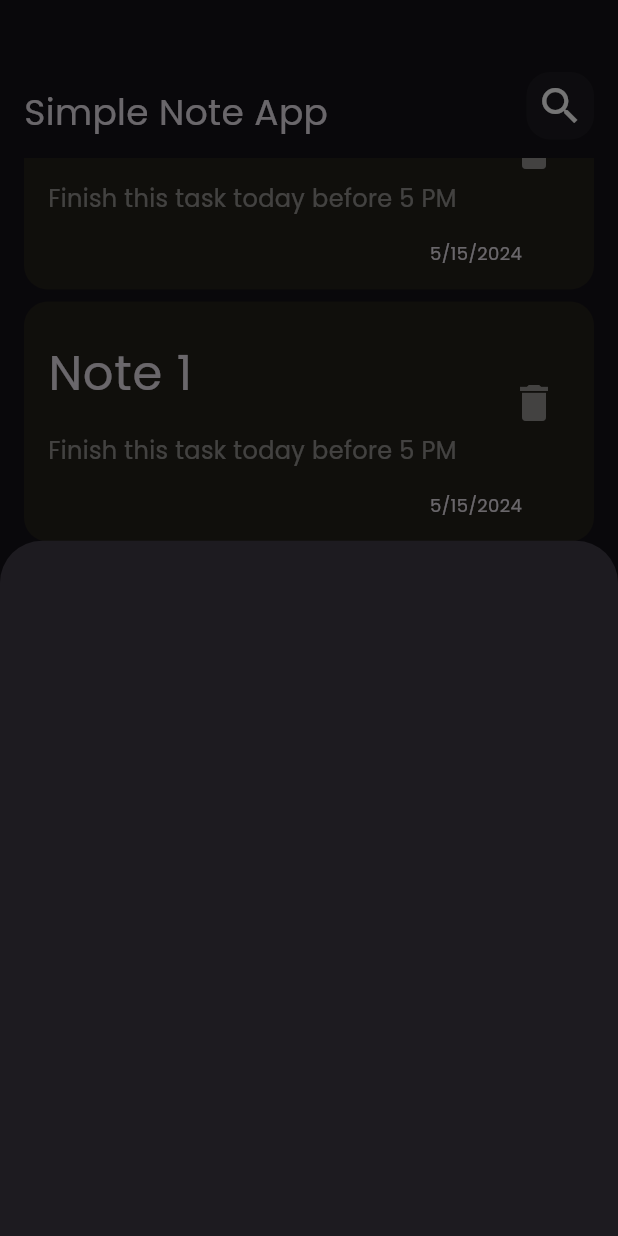
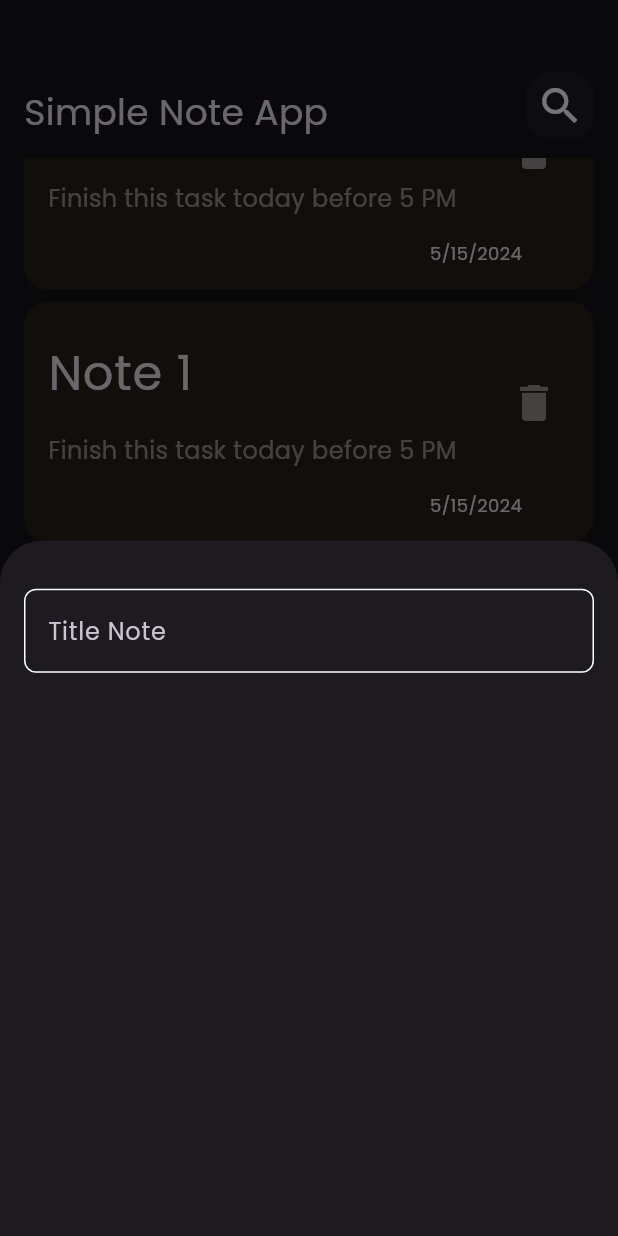
Before and after one commit to unityheroes/simple_note_app, a Flutter app: the screen it shows after launch, scrolled down 576 dp, after a tap on the "add" icon, on a phone screen of 412 x 824 dp. Run offline on Flutter 3.47's test engine with Material 3 defaults, Android fonts, the phone set to English and light mode, and no system bars.

Commit message:
create customtextfield

```diff
--- /dev/null
+++ b/lib/appsetting.dart
@@ -0,0 +1,3 @@
+import 'package:flutter/material.dart';
+
+const Color kPrimaryColor = Colors.white;
--- a/lib/widgets/add_note_bottom_sheet_view.dart
+++ b/lib/widgets/add_note_bottom_sheet_view.dart
@@ -1,10 +1,13 @@
 import 'package:flutter/material.dart';
+import 'package:simple_note_app/widgets/custom_text_field.dart';
 
 class AddNoteBottomSheet extends StatelessWidget {
   const AddNoteBottomSheet({super.key});
 
   @override
   Widget build(BuildContext context) {
-    return Container();
+    return const Column(
+      children: [CustomTextField()],
+    );
   }
 }
--- /dev/null
+++ b/lib/widgets/custom_text_field.dart
@@ -0,0 +1,25 @@
+import 'package:flutter/material.dart';
+import 'package:simple_note_app/appsetting.dart';
+
+class CustomTextField extends StatelessWidget {
+  const CustomTextField({super.key});
+
+  @override
+  Widget build(BuildContext context) {
+    return Padding(
+        padding: EdgeInsets.only(top: 32, right: 16, left: 16),
+        child: TextField(
+          cursorColor: Colors.white,
+          decoration: InputDecoration(
+              hintText: 'Title Note',
+              border: border(color: kPrimaryColor),
+              enabledBorder: border(color: kPrimaryColor)),
+        ));
+  }
+
+  OutlineInputBorder border({required Color color}) {
+    return OutlineInputBorder(
+        borderRadius: BorderRadius.circular(8),
+        borderSide: BorderSide(color: color));
+  }
+}
```
